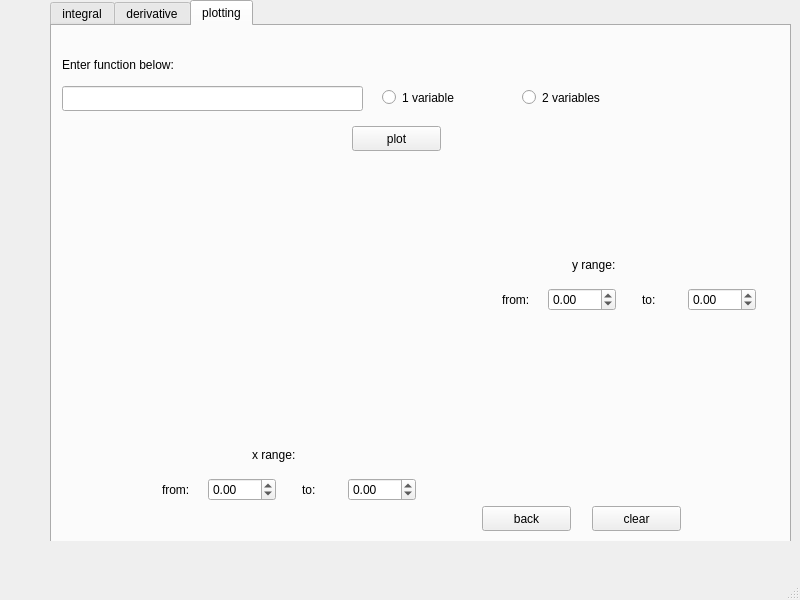
Jelena-Zivovic/RS014-geek-calculator, file src/geek-calculator/mainwindow.ui: the form before one commit.
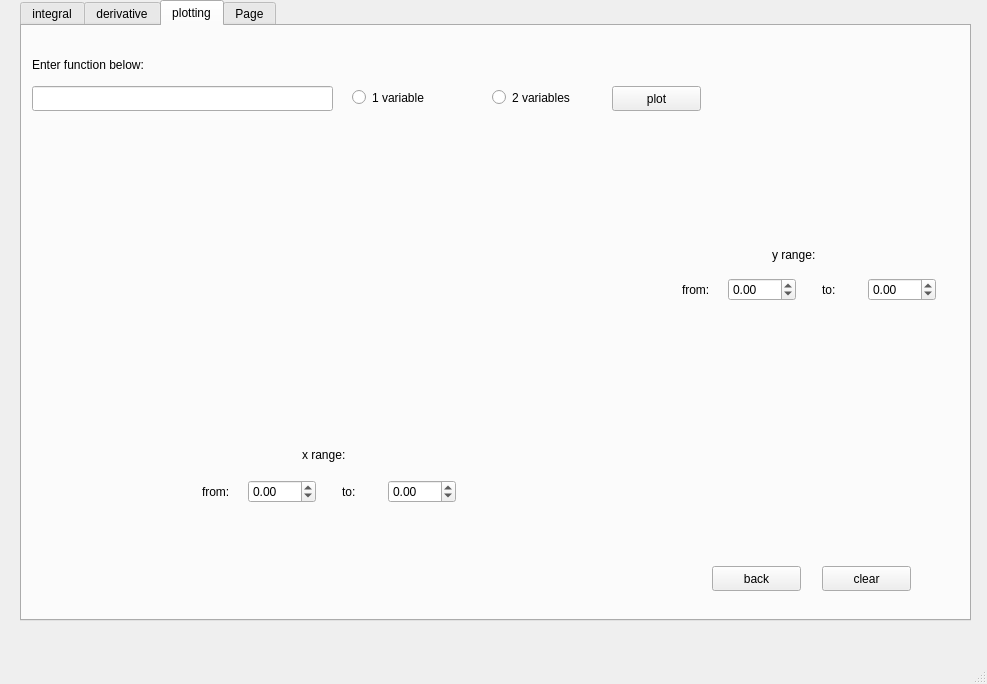
The form after the commit. The open tabs and pages were chosen to show the change. Custom widgets are drawn as their Qt base class.

Commit message: 3d plotting made

The edit to the form file:
```diff
--- a/src/geek-calculator/mainwindow.ui
+++ b/src/geek-calculator/mainwindow.ui
@@ -6,8 +6,8 @@
    <rect>
     <x>0</x>
     <y>0</y>
-    <width>800</width>
-    <height>600</height>
+    <width>987</width>
+    <height>684</height>
    </rect>
   </property>
   <property name="windowTitle">
@@ -17,10 +17,10 @@
    <widget class="QStackedWidget" name="stackedWidgets">
     <property name="geometry">
      <rect>
-      <x>40</x>
-      <y>-10</y>
-      <width>771</width>
-      <height>551</height>
+      <x>20</x>
+      <y>0</y>
+      <width>961</width>
+      <height>651</height>
      </rect>
     </property>
     <property name="currentIndex">
@@ -936,10 +936,10 @@
      <widget class="QTabWidget" name="functionsTab">
       <property name="geometry">
        <rect>
-        <x>10</x>
-        <y>10</y>
-        <width>741</width>
-        <height>561</height>
+        <x>0</x>
+        <y>0</y>
+        <width>951</width>
+        <height>621</height>
        </rect>
       </property>
       <property name="currentIndex">
@@ -1366,18 +1366,18 @@
        <widget class="QCustomPlot" name="plotWidget" native="true">
         <property name="geometry">
          <rect>
-          <x>40</x>
-          <y>150</y>
-          <width>401</width>
-          <height>261</height>
+          <x>120</x>
+          <y>120</y>
+          <width>491</width>
+          <height>281</height>
          </rect>
         </property>
        </widget>
        <widget class="QPushButton" name="plotFunctionButton">
         <property name="geometry">
          <rect>
-          <x>300</x>
-          <y>100</y>
+          <x>590</x>
+          <y>60</y>
           <width>89</width>
           <height>25</height>
          </rect>
@@ -1389,7 +1389,7 @@
        <widget class="QLabel" name="xRangeLabel">
         <property name="geometry">
          <rect>
-          <x>200</x>
+          <x>280</x>
           <y>420</y>
           <width>67</width>
           <height>17</height>
@@ -1402,8 +1402,8 @@
        <widget class="QLabel" name="yLabelRange">
         <property name="geometry">
          <rect>
-          <x>520</x>
-          <y>230</y>
+          <x>750</x>
+          <y>220</y>
           <width>67</width>
           <height>17</height>
          </rect>
@@ -1415,8 +1415,8 @@
        <widget class="QWidget" name="layoutWidget">
         <property name="geometry">
          <rect>
-          <x>450</x>
-          <y>260</y>
+          <x>660</x>
+          <y>250</y>
           <width>254</width>
           <height>28</height>
          </rect>
@@ -1468,8 +1468,8 @@
        <widget class="QPushButton" name="backPlotButton">
         <property name="geometry">
          <rect>
-          <x>430</x>
-          <y>480</y>
+          <x>690</x>
+          <y>540</y>
           <width>89</width>
           <height>25</height>
          </rect>
@@ -1481,8 +1481,8 @@
        <widget class="QPushButton" name="clearPlotButton">
         <property name="geometry">
          <rect>
-          <x>540</x>
-          <y>480</y>
+          <x>800</x>
+          <y>540</y>
           <width>89</width>
           <height>25</height>
          </rect>
@@ -1494,10 +1494,10 @@
        <widget class="QWidget" name="layoutWidget">
         <property name="geometry">
          <rect>
-          <x>110</x>
+          <x>180</x>
           <y>450</y>
           <width>254</width>
-          <height>28</height>
+          <height>31</height>
          </rect>
         </property>
         <layout class="QHBoxLayout" name="horizontalLayout">
@@ -1544,6 +1544,32 @@
          </item>
         </layout>
        </widget>
+       <widget class="QWidget" name="widget" native="true">
+        <property name="geometry">
+         <rect>
+          <x>110</x>
+          <y>110</y>
+          <width>511</width>
+          <height>301</height>
+         </rect>
+        </property>
+        <widget class="QWidget" name="horizontalLayoutWidget_2">
+         <property name="geometry">
+          <rect>
+           <x>-30</x>
+           <y>-10</y>
+           <width>541</width>
+           <height>311</height>
+          </rect>
+         </property>
+         <layout class="QHBoxLayout" name="hLayout"/>
+        </widget>
+       </widget>
+      </widget>
+      <widget class="QWidget" name="plotting3D">
+       <attribute name="title">
+        <string>Page</string>
+       </attribute>
       </widget>
      </widget>
     </widget>
```
Left out of the diff: 4 changed lines with no effect on the pictures. The commit also changes 4 other files.
